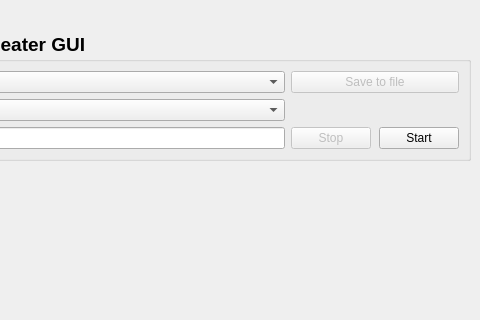
Before: the Qt Designer form termostat/main.ui in Critteros/Komputeryzacja-Pomiarow, drawn with Qt 5; both pictures show x 408 to 888 and y 0 to 320 of the 888 by 470 pixel window.
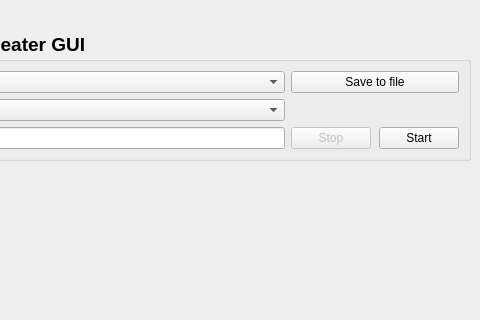
After: the same form once the commit is applied.

```diff
--- a/termostat/main.ui
+++ b/termostat/main.ui
@@ -110,7 +110,7 @@
            <item>
             <widget class="QPushButton" name="pushButton_save">
              <property name="enabled">
-              <bool>false</bool>
+              <bool>true</bool>
              </property>
              <property name="text">
               <string>Save to file</string>
```
